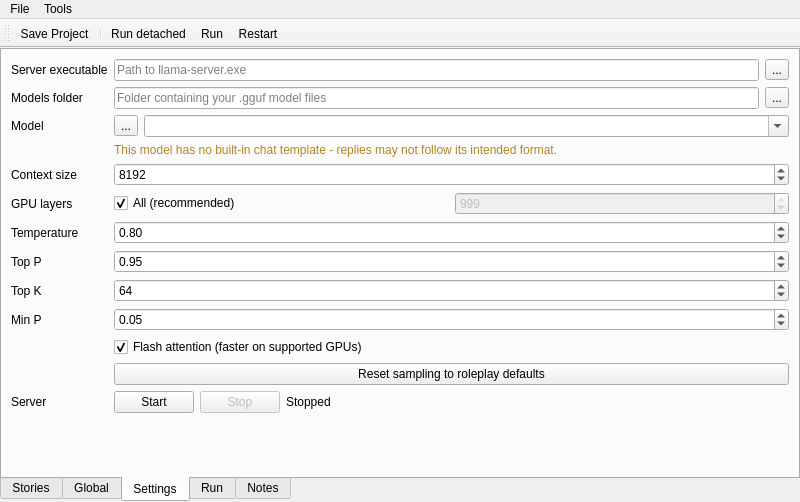
almien1/OllamaStories, file llama_stories.ui: the form before one commit.
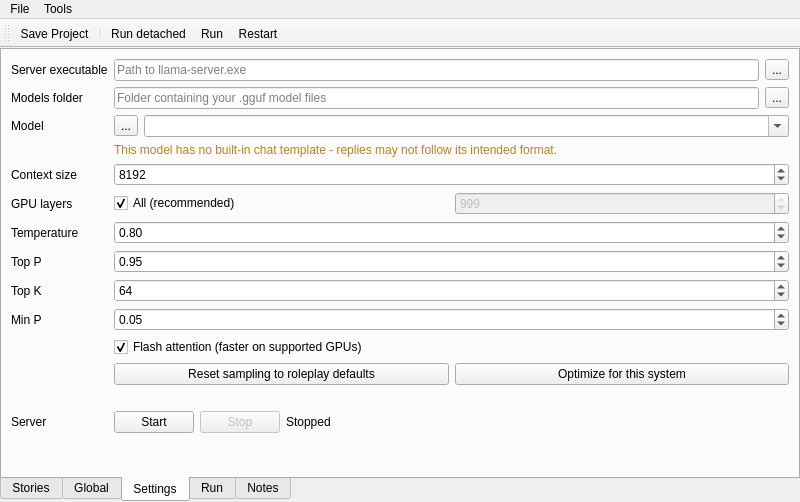
The form after the commit. Icons and pictures are not drawn. Custom widgets are drawn as their Qt base class.

```diff
--- a/llama_stories.ui
+++ b/llama_stories.ui
@@ -548,23 +548,53 @@
            </widget>
           </item>
           <item row="11" column="1">
-           <widget class="QPushButton" name="btnRoleplayDefaults">
-            <property name="toolTip">
-             <string>Reset all the sampling values above back to the recommended roleplay defaults.</string>
+           <layout class="QHBoxLayout" name="horizontalLayout_10">
+            <item>
+             <widget class="QPushButton" name="btnRoleplayDefaults">
+              <property name="toolTip">
+               <string>Reset all the sampling values above back to the recommended roleplay defaults.</string>
+              </property>
+              <property name="text">
+               <string>Reset sampling to roleplay defaults</string>
+              </property>
+             </widget>
+            </item>
+            <item>
+             <widget class="QPushButton" name="btnOptimizeForSystem">
+              <property name="toolTip">
+               <string>Set sampling, context size and GPU offload to fit the selected model into this machine's actual free VRAM. Falls back to built-in 12GB-GPU defaults if a model isn't selected or its VRAM/metadata can't be read.</string>
+              </property>
+              <property name="text">
+               <string>Optimize for this system</string>
+              </property>
+             </widget>
+            </item>
+           </layout>
+          </item>
+          <item row="12" column="1">
+           <widget class="QLabel" name="lblOptimizeStatus">
+            <property name="visible">
+             <bool>false</bool>
+            </property>
+            <property name="styleSheet">
+             <string notr="true">color: #5b6577;</string>
             </property>
             <property name="text">
-             <string>Reset sampling to roleplay defaults</string>
+             <string/>
+            </property>
+            <property name="wordWrap">
+             <bool>true</bool>
             </property>
            </widget>
           </item>
-          <item row="12" column="0">
+          <item row="13" column="0">
            <widget class="QLabel" name="lblLlamaServerState">
             <property name="text">
              <string>Server</string>
             </property>
            </widget>
           </item>
-          <item row="12" column="1">
+          <item row="13" column="1">
            <layout class="QHBoxLayout" name="horizontalLayout_8">
             <item>
              <widget class="QPushButton" name="btnStartLlamaServer">
```
